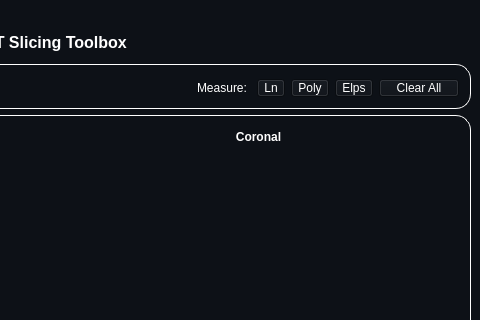
This is resources/MainWindow.ui in mo-gaafar/CT-slicing-toolbox as Qt 5 draws it before an edit; both pictures show x 370 to 850 and y 0 to 320 of the 850 by 566 pixel window. The edited form follows.
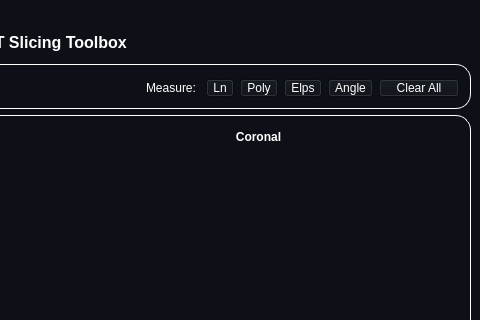
This is the edited form. Icons and pictures are not drawn. Custom widgets are drawn as their Qt base class.

Patch:
```diff
--- a/resources/MainWindow.ui
+++ b/resources/MainWindow.ui
@@ -246,6 +246,16 @@
          </property>
         </widget>
        </item>
+       <item>
+        <widget class="QToolButton" name="angle">
+         <property name="text">
+          <string>Angle</string>
+         </property>
+         <property name="checkable">
+          <bool>true</bool>
+         </property>
+        </widget>
+       </item>
        <item>
         <widget class="QPushButton" name="clear">
          <property name="text">
```
